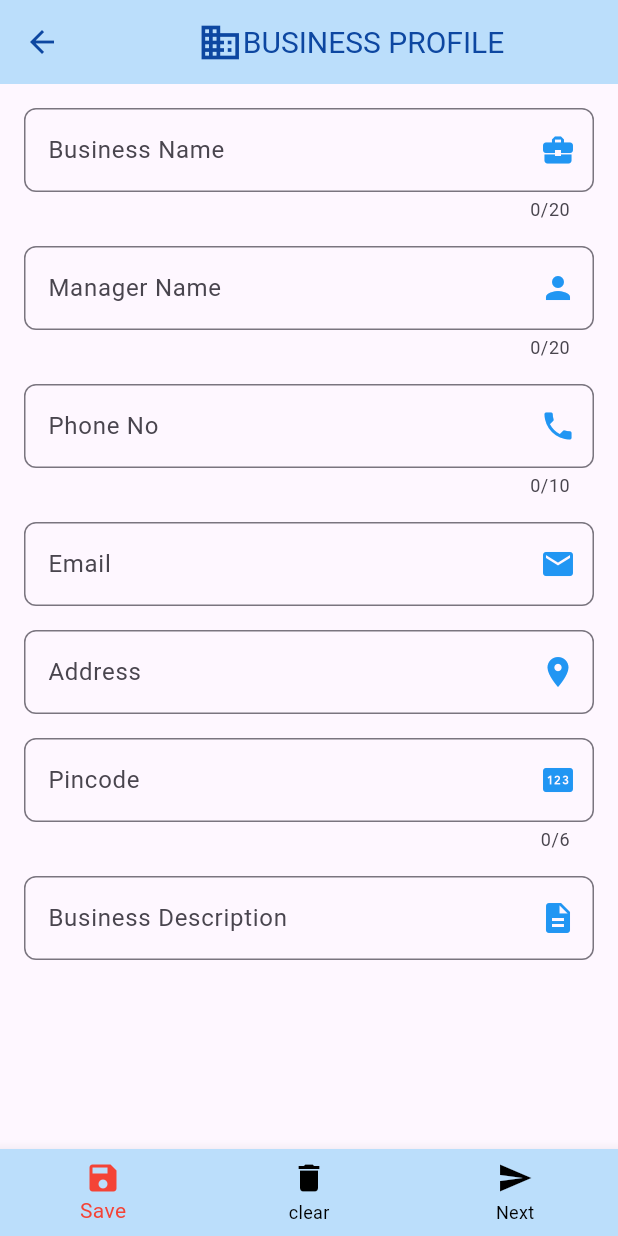
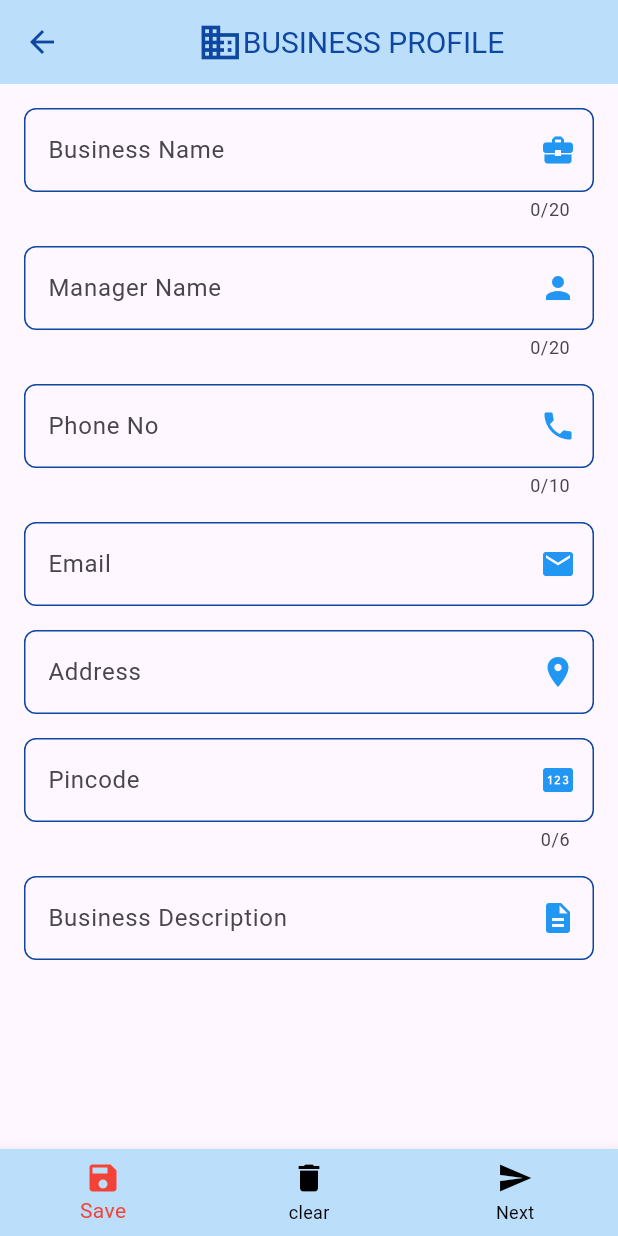
Before and after one commit to akashvtrs/project, a Flutter app: the Details screen opened directly, on a phone screen of 412 x 824 dp. Run offline on Flutter 3.47's test engine with Material 3 defaults, Android fonts, the phone set to English and light mode, and no system bars; missing offline and left inert: dart:js_util.

Commit message:
finished final touches

```diff
--- a/lib/business_profile/details.dart
+++ b/lib/business_profile/details.dart
@@ -245,11 +245,13 @@ business_description_controller.text="";
                     suffixIcon: Icon(Icons.business_center,color:Colors.blue),
                       label: Text("Business Name"),
                       hintText: "Enter your Business Name",
-                       errorText:errorstring1.isEmpty ? 'Business name is required' : null,
-                      focusedBorder: OutlineInputBorder(
+                      enabledBorder: OutlineInputBorder(
                         borderRadius: BorderRadius.all(Radius.circular(8.0)),
                         borderSide: BorderSide(color: Colors.blue.shade900),
+
                       ),
+                       errorText:errorstring1.isEmpty ? 'Business name is required' : null,
+
                       border: OutlineInputBorder(
                           borderRadius: BorderRadius.all(Radius.circular(8.0)))),
                 ),
@@ -268,11 +270,13 @@ business_description_controller.text="";
                       suffixIcon: Icon(Icons.person,color:Colors.blue),
                       label: Text("Manager Name"),
                       hintText: "Enter Business Manager Name",
-                      errorText:errorstring2.isEmpty ? 'Manager Name is required' : null,
-                      focusedBorder: OutlineInputBorder(
+                      enabledBorder: OutlineInputBorder(
                         borderRadius: BorderRadius.all(Radius.circular(8.0)),
                         borderSide: BorderSide(color: Colors.blue.shade900),
+
                       ),
+                      errorText:errorstring2.isEmpty ? 'Manager Name is required' : null,
+
                       border: OutlineInputBorder(
                           borderRadius: BorderRadius.all(Radius.circular(8.0)))),
                 ),
@@ -292,11 +296,14 @@ business_description_controller.text="";
                       suffixIcon: Icon(Icons.phone,color:Colors.blue),
                       label: Text("Phone No"),
                       hintText: "Enter Phone No",
-                       errorText:errorstring3.isEmpty ? 'Phone No is required' : null,
-                      focusedBorder: OutlineInputBorder(
+                      enabledBorder: OutlineInputBorder(
                         borderRadius: BorderRadius.all(Radius.circular(8.0)),
                         borderSide: BorderSide(color: Colors.blue.shade900),
+
                       ),
+                      focusColor: Colors.purple,
+                       errorText:errorstring3.isEmpty ? 'Phone No is required' : null,
+
                       border: OutlineInputBorder(
                           borderRadius: BorderRadius.all(Radius.circular(8.0)))),
                 ),
@@ -313,13 +320,18 @@ business_description_controller.text="";
                   decoration: InputDecoration(
                       suffixIcon: Icon(Icons.email,color:Colors.blue),
                       label: Text("Email"),
-                      hintText: "ex.,abc@gmail.com",
-                        errorText:errorstring4.isEmpty ? 'Email is required' : null,
-                      focusedBorder: OutlineInputBorder(
+                      enabledBorder: OutlineInputBorder(
                         borderRadius: BorderRadius.all(Radius.circular(8.0)),
                         borderSide: BorderSide(color: Colors.blue.shade900),
+
                       ),
+                      hintText: "ex.,abc@gmail.com",
+
+
+                        errorText:errorstring4.isEmpty ? 'Email is required' : null,
+
                       border: OutlineInputBorder(
+
                           borderRadius: BorderRadius.all(Radius.circular(8.0)))),
                 ),
               ),
@@ -336,11 +348,13 @@ business_description_controller.text="";
                       suffixIcon: Icon(Icons.location_on,color:Colors.blue),
                       label: Text("Address"),
                       hintText: "Enter Address",
-                      errorText:errorstring5.isEmpty ? 'Address is required' : null,
-                      focusedBorder: OutlineInputBorder(
+                      enabledBorder: OutlineInputBorder(
                         borderRadius: BorderRadius.all(Radius.circular(8.0)),
                         borderSide: BorderSide(color: Colors.blue.shade900),
+
                       ),
+                      errorText:errorstring5.isEmpty ? 'Address is required' : null,
+
                       border: OutlineInputBorder(
                           borderRadius: BorderRadius.all(Radius.circular(8.0)))),
                 ),
@@ -360,11 +374,13 @@ business_description_controller.text="";
                       suffixIcon: Icon(Icons.pin,color:Colors.blue),
                       label: Text("Pincode"),
                       hintText: "Enter Pincode",
-                      errorText:errorstring6.isEmpty ? 'Pincode is required' : null,
-                      focusedBorder: OutlineInputBorder(
+                      enabledBorder: OutlineInputBorder(
                         borderRadius: BorderRadius.all(Radius.circular(8.0)),
                         borderSide: BorderSide(color: Colors.blue.shade900),
+
                       ),
+                      errorText:errorstring6.isEmpty ? 'Pincode is required' : null,
+
                       border: OutlineInputBorder(
                           borderRadius: BorderRadius.all(Radius.circular(8.0)))),
                 ),
@@ -377,17 +393,21 @@ business_description_controller.text="";
                     errorstring7 = value;
                           });
                         },
+
                   controller: business_description_controller,
                   decoration: InputDecoration(
                       suffixIcon: Icon(Icons.description,color:Colors.blue),
                       label: Text("Business Description"),
                       hintText: "Enter Description",
+                      focusColor: Colors.purple,
+                      enabledBorder: OutlineInputBorder(
+                        borderRadius: BorderRadius.all(Radius.circular(8.0)),
+                        borderSide: BorderSide(color: Colors.blue.shade900),
+
+                      ),
                        errorText:errorstring7.isEmpty ? 'Description is required' : null,
 
-                      focusedBorder: OutlineInputBorder(
-                        borderRadius: BorderRadius.all(Radius.circular(8.0)),
-                        borderSide: BorderSide(color: Colors.blue.shade900),
-                      ),
+
                       border: OutlineInputBorder(
                           borderRadius: BorderRadius.all(Radius.circular(8.0)))),
                 ),
```
Also changed, not shown: lib/billing_page/additems.dart (+26 -14 lines), lib/billing_page/billing.dart (+17 -44 lines), lib/home_screen/apphomescreen.dart (+5 -7 lines), lib/main.dart (+2 -7 lines), lib/splash_screen/splashscreen_1.dart (+0 -8 lines), lib/splash_screen/splashscreen_2.dart (+4 -9 lines).
